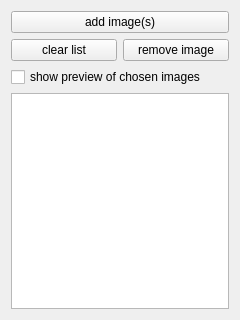
Above: plugins/filechooser/widget.ui from FalseCAM/reihenaufnahme before the change. Below: the same form after it.
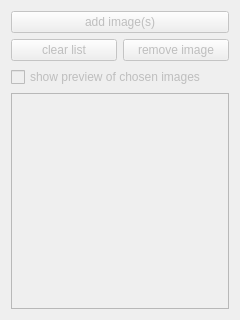
That is the form after the change.

Diff of the .ui file:
```diff
--- a/plugins/filechooser/widget.ui
+++ b/plugins/filechooser/widget.ui
@@ -2,6 +2,9 @@
 <ui version="4.0">
  <class>Widget</class>
  <widget class="QWidget" name="Widget">
+  <property name="enabled">
+   <bool>false</bool>
+  </property>
   <property name="geometry">
    <rect>
     <x>0</x>
```
